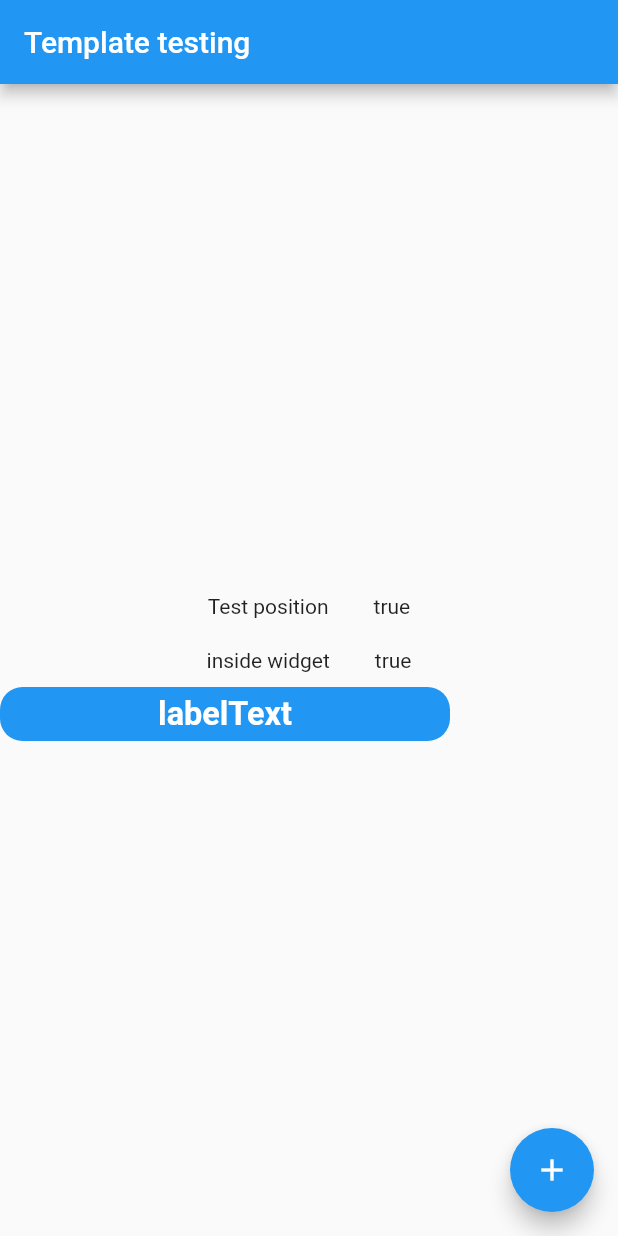
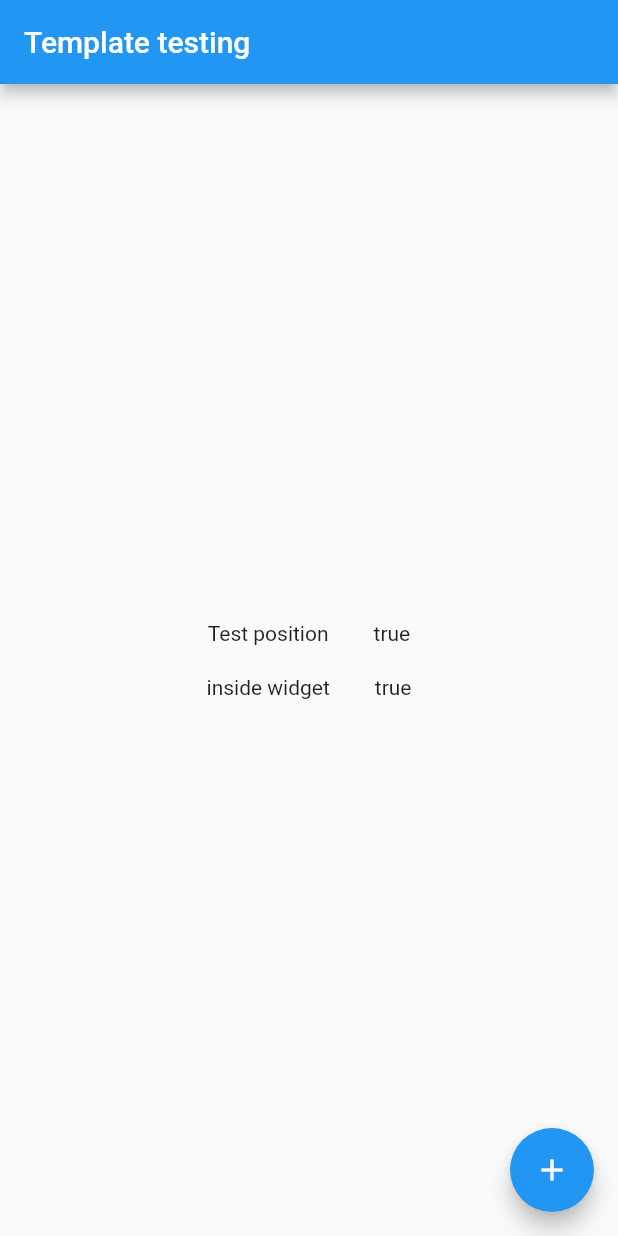
Before and after one commit to yeasin50/Creating_Live_template, a Flutter app: the screen it shows after launch, on a phone screen of 412 x 824 dp. Run offline on Flutter 3.47's test engine with Material 2 defaults, Android fonts, the phone set to English and light mode, and no system bars.

Commit message:
share among community

```diff
--- a/lib/main.dart
+++ b/lib/main.dart
@@ -70,32 +70,7 @@ class _MyHomePageState extends State<MyHomePage> {
             _buildRow("Test position", true),
             _buildRow("inside widget", true),
 
-            GestureDetector(
-                  onTap: (){
-                    ScaffoldMessenger.of(context).showSnackBar(
-                        SnackBar(
-                            content: Text("message"))
-                    );
 
-                  },
-                  child: Container(
-                    alignment: Alignment.center,
-                    width: 300,
-                    height: Theme.of(context).buttonTheme.height,
-                    decoration: BoxDecoration(
-                      color: Colors.blue,
-                      borderRadius: BorderRadius.circular(15),
-                    ),
-                    child: Text(
-                     "labelText",
-                      style: TextStyle(
-                        fontSize: Theme.of(context).buttonTheme.height *.6,
-                        color: Colors.white,
-                        fontWeight: FontWeight.w700,
-                      ),
-                    ),
-                  ),
-                )
           ],
         ),
       ),
```
Also changed, not shown: 3 other files.
